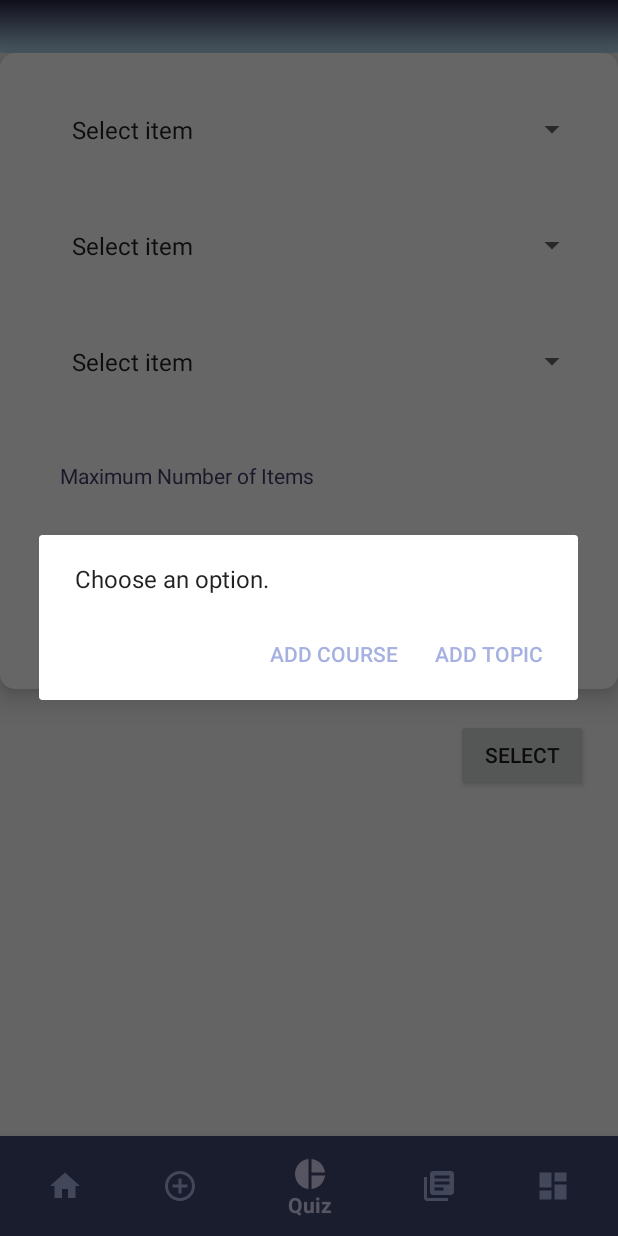
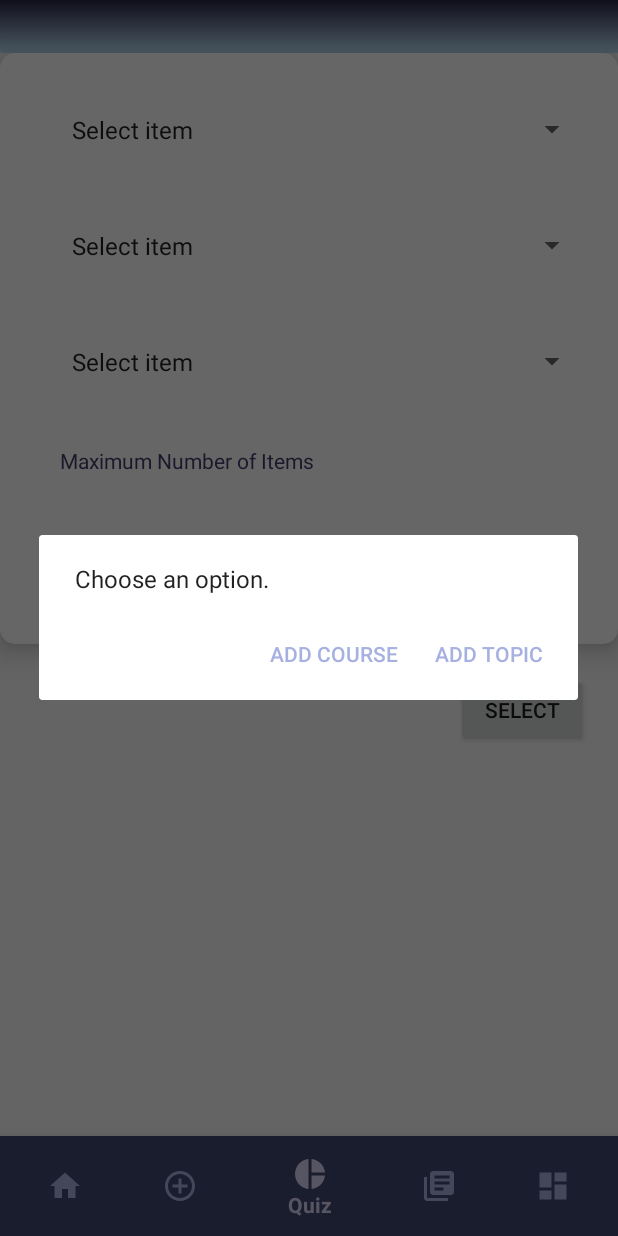
Before and after one commit to Gene-Garcia/TutoQuizzer, an Android app: the screen it shows after launch (HomeActivity), item 3 of the bottom bar chosen, on a phone screen of 412 x 824 dp. Run offline under Robolectric (Android 15) with nearby library versions, the phone set to English and light mode, and no system bars; our stand-ins replace Room's generated code; Roboto replaces fonts that are not available here.

Commit message:
optimized padding

```diff
--- a/app/src/main/res/layout/fragment_add_course.xml
+++ b/app/src/main/res/layout/fragment_add_course.xml
@@ -92,8 +92,6 @@
             android:layout_below="@id/addCourseBtn"
             android:layout_alignParentBottom="true"
 
-            android:padding="20dp"
-
             android:elevation="10dp"
             android:background="@drawable/shadow"
             />
--- a/app/src/main/res/layout/fragment_select_course.xml
+++ b/app/src/main/res/layout/fragment_select_course.xml
@@ -60,9 +60,12 @@
                 android:layout_width="match_parent"
                 android:layout_height="wrap_content"
                 android:layout_below="@+id/quarterSpnrSelectCourseAct"
-                android:layout_marginBottom="15dp"
-                android:padding="20dp"
+                android:layout_marginBottom="5dp"
                 android:text="Maximum Number of Items"
+                android:paddingLeft="20dp"
+                android:paddingTop="10dp"
+                android:paddingRight="10dp"
+                android:paddingBottom="10dp"
                 android:textColor="@color/text_header"
                 android:visibility="visible" />
 
```
